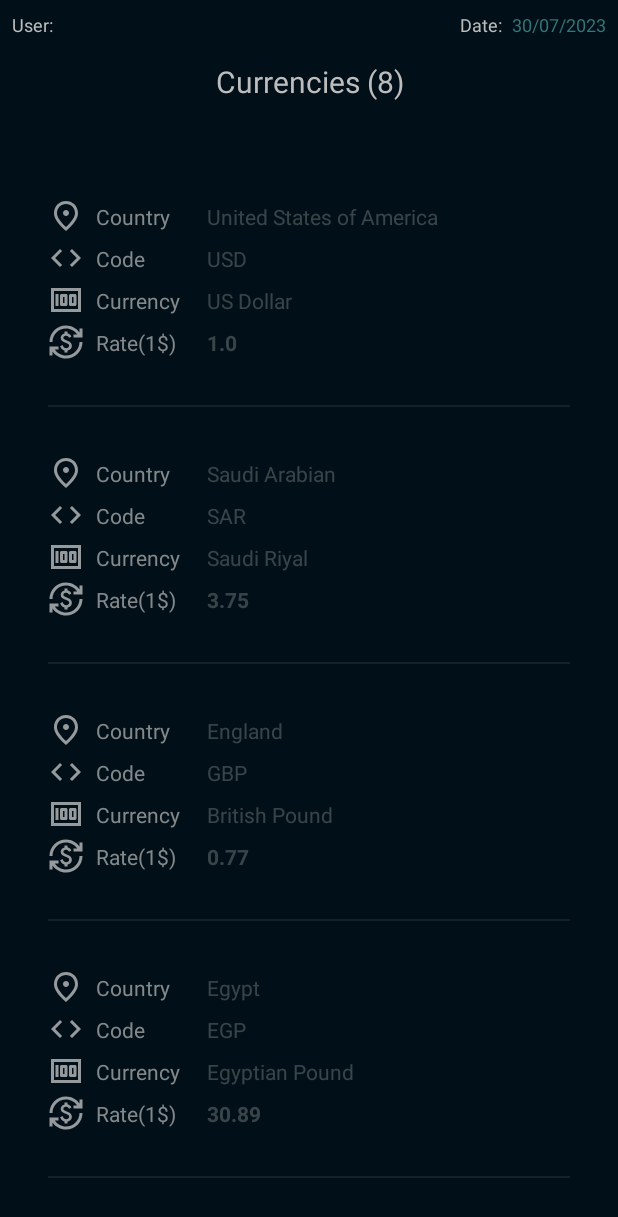
After one commit to AhmedZaki918/Bank-App, an Android app: the CurrenciesActivity screen opened directly, with no data from a screen before it, on a phone screen of 412 x 824 dp. The commit adds this screen. Shown: the top 1217 px of the screen. Run offline under Robolectric (Android 15) with nearby library versions, the phone set to English and light mode, and no system bars.

Commit message:
feat: Create all currencies screen

```diff
--- a/app/src/main/AndroidManifest.xml
+++ b/app/src/main/AndroidManifest.xml
@@ -12,6 +12,9 @@
         android:supportsRtl="true"
         android:theme="@style/Theme.App.Starting"
         tools:targetApi="31">
+        <activity
+            android:name=".ui.currency.CurrenciesActivity"
+            android:exported="false" />
         <activity
             android:name=".ui.home.CurrencyExchangeActivity"
             android:exported="false" />
--- /dev/null
+++ b/app/src/main/java/com/ahmed/bankapp/ui/adapter/CurrenciesAdapter.kt
@@ -0,0 +1,43 @@
+package com.ahmed.bankapp.ui.adapter
+
+import android.view.LayoutInflater
+import android.view.ViewGroup
+import androidx.recyclerview.widget.RecyclerView
+import com.ahmed.bankapp.data.Currency
+import com.ahmed.bankapp.databinding.ListItemCurrencyBinding
+
+class CurrenciesAdapter(
+    val data: List<Currency>,
+) :
+    RecyclerView.Adapter<CurrenciesAdapter.CurrenciesViewHolder>() {
+
+    override fun onCreateViewHolder(parent: ViewGroup, viewType: Int): CurrenciesViewHolder {
+        return CurrenciesViewHolder(
+            ListItemCurrencyBinding.inflate(
+                LayoutInflater.from(parent.context),
+                parent, false
+            )
+        )
+    }
+
+    override fun onBindViewHolder(holder: CurrenciesViewHolder, position: Int) {
+        holder.bind(data[position])
+    }
+
+    override fun getItemCount() = data.size
+
+    inner class CurrenciesViewHolder(
+        val binding: ListItemCurrencyBinding,
+    ) :
+        RecyclerView.ViewHolder(binding.root) {
+
+        fun bind(currentItem: Currency) {
+            binding.apply {
+                tvCountry.text = currentItem.countryName()
+                tvCode.text = currentItem.currencyCode()
+                tvCurrency.text = currentItem.currencyName()
+                tvExchangeRate.text = currentItem.rate.toString()
+            }
+        }
+    }
+}
--- /dev/null
+++ b/app/src/main/java/com/ahmed/bankapp/ui/currency/CurrenciesActivity.kt
@@ -0,0 +1,26 @@
+package com.ahmed.bankapp.ui.currency
+
+import android.os.Bundle
+import androidx.appcompat.app.AppCompatActivity
+import com.ahmed.bankapp.data.Currency
+import com.ahmed.bankapp.databinding.ActivityCurrenciesBinding
+import com.ahmed.bankapp.ui.adapter.CurrenciesAdapter
+import com.ahmed.bankapp.util.drawScreenHeader
+import com.ahmed.bankapp.util.installSplash
+
+class CurrenciesActivity : AppCompatActivity() {
+
+    private lateinit var binding: ActivityCurrenciesBinding
+
+    override fun onCreate(savedInstanceState: Bundle?) {
+        super.onCreate(savedInstanceState)
+        installSplash()
+        binding = ActivityCurrenciesBinding.inflate(layoutInflater)
+        setContentView(binding.root)
+
+        binding.apply {
+            header.drawScreenHeader("Currencies (${Currency.getCurrencies().size})")
+            rvCurrencies.adapter = CurrenciesAdapter(Currency.getCurrencies())
+        }
+    }
+}
--- a/app/src/main/java/com/ahmed/bankapp/ui/home/CurrencyExchangeActivity.kt
+++ b/app/src/main/java/com/ahmed/bankapp/ui/home/CurrencyExchangeActivity.kt
@@ -3,8 +3,11 @@ package com.ahmed.bankapp.ui.home
 import android.os.Bundle
 import androidx.appcompat.app.AppCompatActivity
 import com.ahmed.bankapp.databinding.ActivityCurrencyExchangeBinding
+import com.ahmed.bankapp.ui.currency.CurrenciesActivity
+import com.ahmed.bankapp.util.click
 import com.ahmed.bankapp.util.drawScreenHeader
 import com.ahmed.bankapp.util.installSplash
+import com.ahmed.bankapp.util.openActivity
 
 class CurrencyExchangeActivity : AppCompatActivity() {
 
@@ -16,6 +19,11 @@ class CurrencyExchangeActivity : AppCompatActivity() {
         binding = ActivityCurrencyExchangeBinding.inflate(layoutInflater)
         setContentView(binding.root)
 
-        binding.header.drawScreenHeader("Currency Exchange")
+        binding.apply {
+            header.drawScreenHeader("Currency Exchange")
+            cvShowCurrencies.click {
+                openActivity(CurrenciesActivity::class.java)
+            }
+        }
     }
 }
--- /dev/null
+++ b/app/src/main/res/drawable/outline_code.xml
@@ -0,0 +1,10 @@
+<vector xmlns:android="http://schemas.android.com/apk/res/android"
+    android:width="24dp"
+    android:height="24dp"
+    android:tint="@color/zeroWhite"
+    android:viewportWidth="24"
+    android:viewportHeight="24">
+    <path
+        android:fillColor="@android:color/white"
+        android:pathData="M9.4,16.6L4.8,12l4.6,-4.6L8,6l-6,6 6,6 1.4,-1.4zM14.6,16.6l4.6,-4.6 -4.6,-4.6L16,6l6,6 -6,6 -1.4,-1.4z" />
+</vector>
--- /dev/null
+++ b/app/src/main/res/drawable/outline_description.xml
@@ -0,0 +1,10 @@
+<vector xmlns:android="http://schemas.android.com/apk/res/android"
+    android:width="24dp"
+    android:height="24dp"
+    android:tint="@color/zeroWhite"
+    android:viewportWidth="24"
+    android:viewportHeight="24">
+    <path
+        android:fillColor="@android:color/white"
+        android:pathData="M8,16h8v2L8,18zM8,12h8v2L8,14zM14,2L6,2c-1.1,0 -2,0.9 -2,2v16c0,1.1 0.89,2 1.99,2L18,22c1.1,0 2,-0.9 2,-2L20,8l-6,-6zM18,20L6,20L6,4h7v5h5v11z" />
+</vector>
--- /dev/null
+++ b/app/src/main/res/drawable/outline_place.xml
@@ -0,0 +1,10 @@
+<vector xmlns:android="http://schemas.android.com/apk/res/android"
+    android:width="24dp"
+    android:height="24dp"
+    android:tint="@color/zeroWhite"
+    android:viewportWidth="24"
+    android:viewportHeight="24">
+    <path
+        android:fillColor="@android:color/white"
+        android:pathData="M12,12c-1.1,0 -2,-0.9 -2,-2s0.9,-2 2,-2 2,0.9 2,2 -0.9,2 -2,2zM18,10.2C18,6.57 15.35,4 12,4s-6,2.57 -6,6.2c0,2.34 1.95,5.44 6,9.14 4.05,-3.7 6,-6.8 6,-9.14zM12,2c4.2,0 8,3.22 8,8.2 0,3.32 -2.67,7.25 -8,11.8 -5.33,-4.55 -8,-8.48 -8,-11.8C4,5.22 7.8,2 12,2z" />
+</vector>
--- /dev/null
+++ b/app/src/main/res/layout/activity_currencies.xml
@@ -0,0 +1,30 @@
+<?xml version="1.0" encoding="utf-8"?>
+<androidx.constraintlayout.widget.ConstraintLayout xmlns:android="http://schemas.android.com/apk/res/android"
+    xmlns:app="http://schemas.android.com/apk/res-auto"
+    xmlns:tools="http://schemas.android.com/tools"
+    android:layout_width="match_parent"
+    android:layout_height="match_parent"
+    android:background="@color/colorPrimaryDark"
+    android:paddingBottom="16dp"
+    tools:context=".ui.currency.CurrenciesActivity">
+
+
+    <include
+        android:id="@+id/header"
+        layout="@layout/header" />
+
+
+    <androidx.recyclerview.widget.RecyclerView
+        android:id="@+id/rv_currencies"
+        android:layout_width="match_parent"
+        android:layout_height="match_parent"
+        android:layout_marginTop="100dp"
+        app:layoutManager="androidx.recyclerview.widget.LinearLayoutManager"
+        app:layout_constraintEnd_toEndOf="parent"
+        app:layout_constraintStart_toStartOf="parent"
+        app:layout_constraintTop_toTopOf="parent"
+        tools:itemCount="4"
+        tools:listitem="@layout/list_item_currency" />
+
+
+</androidx.constraintlayout.widget.ConstraintLayout>
--- a/app/src/main/res/layout/list_item_balances.xml
+++ b/app/src/main/res/layout/list_item_balances.xml
@@ -25,7 +25,7 @@
         android:layout_height="wrap_content"
         android:layout_marginStart="8dp"
         android:alpha="0.7"
-        android:text="Full name          :"
+        android:text="Full name"
         android:textColor="@color/offWhite"
         app:layout_constraintBottom_toBottomOf="@+id/imageView18"
         app:layout_constraintStart_toEndOf="@+id/imageView18"
@@ -36,10 +36,10 @@
         android:id="@+id/tv_fullname"
         android:layout_width="wrap_content"
         android:layout_height="wrap_content"
-        android:layout_marginStart="16dp"
+        android:layout_marginStart="24dp"
         android:textColor="@color/zeroWhite"
         app:layout_constraintBottom_toBottomOf="@+id/fullname_label"
-        app:layout_constraintStart_toEndOf="@+id/fullname_label"
+        app:layout_constraintStart_toEndOf="@+id/acc_number_label"
         app:layout_constraintTop_toTopOf="@+id/fullname_label"
         tools:text="Ahmed Zaki" />
 
@@ -49,7 +49,7 @@
         android:layout_width="wrap_content"
         android:layout_height="wrap_content"
         android:alpha="0.7"
-        android:text="Acc. number     :"
+        android:text="Acc. number"
         android:textColor="@color/offWhite"
         app:layout_constraintBottom_toBottomOf="@+id/imageView19"
         app:layout_constraintStart_toStartOf="@+id/fullname_label"
@@ -71,10 +71,9 @@
         android:id="@+id/tv_acc_number"
         android:layout_width="wrap_content"
         android:layout_height="wrap_content"
-        android:layout_marginStart="16dp"
         android:textColor="@color/zeroWhite"
         app:layout_constraintBottom_toBottomOf="@+id/acc_number_label"
-        app:layout_constraintStart_toEndOf="@+id/acc_number_label"
+        app:layout_constraintStart_toStartOf="@+id/tv_fullname"
         app:layout_constraintTop_toTopOf="@+id/acc_number_label"
         tools:text="105" />
 
@@ -83,7 +82,7 @@
         android:layout_width="wrap_content"
         android:layout_height="wrap_content"
         android:alpha="0.7"
-        android:text="Balance             :"
+        android:text="Balance"
         android:textColor="@color/offWhite"
         app:layout_constraintBottom_toBottomOf="@+id/imageView20"
         app:layout_constraintStart_toStartOf="@+id/acc_number_label"
@@ -105,10 +104,9 @@
         android:id="@+id/tv_balance"
         android:layout_width="wrap_content"
         android:layout_height="wrap_content"
-        android:layout_marginStart="16dp"
         android:textColor="@color/zeroWhite"
         app:layout_constraintBottom_toBottomOf="@+id/balance_label"
-        app:layout_constraintStart_toEndOf="@+id/balance_label"
+        app:layout_constraintStart_toStartOf="@+id/tv_acc_number"
         app:layout_constraintTop_toTopOf="@+id/balance_label"
         tools:text="5000" />
 
--- /dev/null
+++ b/app/src/main/res/layout/list_item_currency.xml
@@ -0,0 +1,169 @@
+<?xml version="1.0" encoding="utf-8"?>
+<androidx.constraintlayout.widget.ConstraintLayout xmlns:android="http://schemas.android.com/apk/res/android"
+    xmlns:app="http://schemas.android.com/apk/res-auto"
+    xmlns:tools="http://schemas.android.com/tools"
+    android:layout_width="match_parent"
+    android:layout_height="wrap_content"
+    android:background="@color/colorPrimaryDark">
+
+
+    <ImageView
+        android:id="@+id/iv_country"
+        android:layout_width="wrap_content"
+        android:layout_height="wrap_content"
+        android:layout_marginStart="32dp"
+        android:layout_marginTop="32dp"
+        android:alpha="0.8"
+        app:layout_constraintStart_toStartOf="parent"
+        app:layout_constraintTop_toTopOf="parent"
+        app:srcCompat="@drawable/outline_place"
+        app:tint="@color/offWhite" />
+
+    <TextView
+        android:id="@+id/tv_country_label"
+        android:layout_width="wrap_content"
+        android:layout_height="wrap_content"
+        android:layout_marginStart="8dp"
+        android:alpha="0.7"
+        android:text="Country"
+        android:textColor="@color/offWhite"
+        app:layout_constraintBottom_toBottomOf="@+id/iv_country"
+        app:layout_constraintStart_toEndOf="@+id/iv_country"
+        app:layout_constraintTop_toTopOf="@+id/iv_country" />
+
+
+    <TextView
+        android:id="@+id/tv_country"
+        android:layout_width="wrap_content"
+        android:layout_height="wrap_content"
+        android:layout_marginStart="24dp"
+        android:textColor="@color/zeroWhite"
+        app:layout_constraintBottom_toBottomOf="@+id/tv_country_label"
+        app:layout_constraintStart_toEndOf="@+id/tv_country_label"
+        app:layout_constraintTop_toTopOf="@+id/tv_country_label"
+        tools:text="Egypt" />
+
+
+    <ImageView
+        android:id="@+id/iv_code"
+        android:layout_width="wrap_content"
+        android:layout_height="wrap_content"
+        android:layout_marginStart="32dp"
+        android:layout_marginTop="4dp"
+        android:alpha="0.8"
+        app:layout_constraintStart_toStartOf="parent"
+        app:layout_constraintTop_toBottomOf="@id/iv_country"
+        app:srcCompat="@drawable/outline_code"
+        app:tint="@color/offWhite" />
+
+    <TextView
+        android:id="@+id/tv_code_label"
+        android:layout_width="wrap_content"
+        android:layout_height="wrap_content"
+        android:layout_marginStart="8dp"
+        android:alpha="0.7"
+        android:text="Code"
+        android:textColor="@color/offWhite"
+        app:layout_constraintBottom_toBottomOf="@+id/iv_code"
+        app:layout_constraintStart_toEndOf="@+id/iv_code"
+        app:layout_constraintTop_toTopOf="@+id/iv_code" />
+
+
+    <TextView
+        android:id="@+id/tv_code"
+        android:layout_width="wrap_content"
+        android:layout_height="wrap_content"
+        android:textColor="@color/zeroWhite"
+        app:layout_constraintBottom_toBottomOf="@+id/tv_code_label"
+        app:layout_constraintStart_toStartOf="@+id/tv_country"
+        app:layout_constraintTop_toTopOf="@+id/tv_code_label"
+        tools:text="EGP" />
+
+
+    <ImageView
+        android:id="@+id/iv_currency"
+        android:layout_width="wrap_content"
+        android:layout_height="wrap_content"
+        android:layout_marginStart="32dp"
+        android:layout_marginTop="4dp"
+        android:alpha="0.8"
+        app:layout_constraintStart_toStartOf="parent"
+        app:layout_constraintTop_toBottomOf="@id/iv_code"
+        app:srcCompat="@drawable/outline_money_custom"
+        app:tint="@color/offWhite" />
+
+    <TextView
+        android:id="@+id/tv_currency_label"
+        android:layout_width="wrap_content"
+        android:layout_height="wrap_content"
+        android:layout_marginStart="8dp"
+        android:alpha="0.7"
+        android:text="Currency"
+        android:textColor="@color/offWhite"
+        app:layout_constraintBottom_toBottomOf="@+id/iv_currency"
+        app:layout_constraintStart_toEndOf="@+id/iv_currency"
+        app:layout_constraintTop_toTopOf="@+id/iv_currency" />
+
+
+    <TextView
+        android:id="@+id/tv_currency"
+        android:layout_width="wrap_content"
+        android:layout_height="wrap_content"
+        android:textColor="@color/zeroWhite"
+        app:layout_constraintBottom_toBottomOf="@+id/tv_currency_label"
+        app:layout_constraintStart_toStartOf="@+id/tv_code"
+        app:layout_constraintTop_toTopOf="@+id/tv_currency_label"
+        tools:text="Egyptian Pound" />
+
+
+    <ImageView
+        android:id="@+id/iv_exchange_rate"
+        android:layout_width="wrap_content"
+        android:layout_height="wrap_content"
+        android:layout_marginStart="32dp"
+        android:layout_marginTop="4dp"
+        android:alpha="0.8"
+        app:layout_constraintStart_toStartOf="parent"
+        app:layout_constraintTop_toBottomOf="@id/iv_currency"
+        app:srcCompat="@drawable/outline_currency_exchange"
+        app:tint="@color/offWhite" />
+
+    <TextView
+        android:id="@+id/tv_exchange_rate_label"
+        android:layout_width="wrap_content"
+        android:layout_height="wrap_content"
+        android:layout_marginStart="8dp"
+        android:alpha="0.7"
+        android:text="Rate(1$)"
+        android:textColor="@color/offWhite"
+        app:layout_constraintBottom_toBottomOf="@+id/iv_exchange_rate"
+        app:layout_constraintStart_toEndOf="@+id/iv_exchange_rate"
+        app:layout_constraintTop_toTopOf="@+id/iv_exchange_rate" />
+
+
+    <TextView
+        android:id="@+id/tv_exchange_rate"
+        android:layout_width="wrap_content"
+        android:layout_height="wrap_content"
+        android:textColor="@color/zeroWhite"
+        android:textStyle="bold"
+        app:layout_constraintBottom_toBottomOf="@+id/tv_exchange_rate_label"
+        app:layout_constraintStart_toStartOf="@+id/tv_currency"
+        app:layout_constraintTop_toTopOf="@+id/tv_exchange_rate_label"
+        tools:text="30.89" />
+
+
+    <View
+        android:id="@+id/view"
+        android:layout_width="match_parent"
+        android:layout_height="1dp"
+        android:layout_marginStart="32dp"
+        android:layout_marginTop="32dp"
+        android:layout_marginEnd="32dp"
+        android:alpha="0.1"
+        android:background="@color/offWhite"
+        app:layout_constraintEnd_toEndOf="parent"
+        app:layout_constraintStart_toStartOf="@+id/iv_exchange_rate"
+        app:layout_constraintTop_toBottomOf="@+id/tv_exchange_rate" />
+
+</androidx.constraintlayout.widget.ConstraintLayout>
--- a/app/src/main/res/layout/list_item_transfer_log.xml
+++ b/app/src/main/res/layout/list_item_transfer_log.xml
@@ -25,7 +25,7 @@
         android:layout_height="wrap_content"
         android:layout_marginStart="8dp"
         android:alpha="0.7"
-        android:text="Date / Time             :"
+        android:text="Date / Time"
         android:textColor="@color/offWhite"
         app:layout_constraintBottom_toBottomOf="@+id/imageView18"
         app:layout_constraintStart_toEndOf="@+id/imageView18"
@@ -36,10 +36,10 @@
         android:id="@+id/tv_date_time"
         android:layout_width="wrap_content"
         android:layout_height="wrap_content"
-        android:layout_marginStart="16dp"
+        android:layout_marginStart="24dp"
         android:textColor="@color/zeroWhite"
         app:layout_constraintBottom_toBottomOf="@+id/date_time_label"
-        app:layout_constraintStart_toEndOf="@+id/date_time_label"
+        app:layout_constraintStart_toEndOf="@+id/destination_acc_label"
         app:layout_constraintTop_toTopOf="@+id/date_time_label"
         tools:text="27/072023 - 16:22:27" />
 
@@ -49,7 +49,7 @@
         android:layout_width="wrap_content"
         android:layout_height="wrap_content"
         android:alpha="0.7"
-        android:text="Source acc              :"
+        android:text="Source acc"
         android:textColor="@color/offWhite"
         app:layout_constraintBottom_toBottomOf="@+id/imageView19"
         app:layout_constraintStart_toStartOf="@+id/date_time_label"
@@ -71,10 +71,9 @@
         android:id="@+id/tv_source_acc"
         android:layout_width="wrap_content"
         android:layout_height="wrap_content"
-        android:layout_marginStart="16dp"
         android:textColor="@color/zeroWhite"
         app:layout_constraintBottom_toBottomOf="@+id/source_acc_label"
-        app:layout_constraintStart_toEndOf="@+id/source_acc_label"
+        app:layout_constraintStart_toStartOf="@+id/tv_date_time"
         app:layout_constraintTop_toTopOf="@+id/source_acc_label"
         tools:text="105" />
 
@@ -95,7 +94,7 @@
         android:layout_width="wrap_content"
         android:layout_height="wrap_content"
         android:alpha="0.7"
-        android:text="Destination acc      :"
+        android:text="Destination acc"
         android:textColor="@color/offWhite"
         app:layout_constraintBottom_toBottomOf="@+id/imageView20"
         app:layout_constraintStart_toStartOf="@+id/date_time_label"
@@ -106,10 +105,9 @@
         android:id="@+id/tv_destination_acc"
         android:layout_width="wrap_content"
         android:layout_height="wrap_content"
-        android:layout_marginStart="16dp"
         android:textColor="@color/zeroWhite"
         app:layout_constraintBottom_toBottomOf="@+id/destination_acc_label"
-        app:layout_constraintStart_toEndOf="@+id/destination_acc_label"
+        app:layout_constraintStart_toStartOf="@+id/tv_source_acc"
         app:layout_constraintTop_toTopOf="@+id/destination_acc_label"
         tools:text="106" />
 
@@ -129,7 +127,7 @@
         android:layout_width="wrap_content"
         android:layout_height="wrap_content"
         android:alpha="0.7"
-        android:text="Amount                    :"
+        android:text="Amount"
         android:textColor="@color/offWhite"
         app:layout_constraintBottom_toBottomOf="@+id/imageView21"
         app:layout_constraintStart_toStartOf="@+id/destination_acc_label"
@@ -140,10 +138,9 @@
         android:id="@+id/tv_amount"
         android:layout_width="wrap_content"
         android:layout_height="wrap_content"
-        android:layout_marginStart="16dp"
         android:textColor="@color/zeroWhite"
         app:layout_constraintBottom_toBottomOf="@+id/amount_label"
-        app:layout_constraintStart_toEndOf="@+id/amount_label"
+        app:layout_constraintStart_toStartOf="@+id/tv_destination_acc"
         app:layout_constraintTop_toTopOf="@+id/amount_label"
         tools:text="1000" />
 
@@ -164,7 +161,7 @@
         android:layout_width="wrap_content"
         android:layout_height="wrap_content"
         android:alpha="0.7"
-        android:text="Source balance      :"
+        android:text="Source balance"
         android:textColor="@color/offWhite"
         app:layout_constraintBottom_toBottomOf="@+id/imageView22"
         app:layout_constraintStart_toStartOf="@+id/amount_label"
@@ -175,10 +172,9 @@
         android:id="@+id/tv_source__balance"
         android:layout_width="wrap_content"
         android:layout_height="wrap_content"
-        android:layout_marginStart="16dp"
         android:textColor="@color/zeroWhite"
         app:layout_constraintBottom_toBottomOf="@+id/source__balance_label"
-        app:layout_constraintStart_toEndOf="@+id/source__balance_label"
+        app:layout_constraintStart_toStartOf="@+id/tv_amount"
         app:layout_constraintTop_toTopOf="@+id/source__balance_label"
         tools:text="4000" />
 
@@ -197,7 +193,7 @@
         android:layout_width="wrap_content"
         android:layout_height="wrap_content"
         android:alpha="0.7"
-        android:text="Dest balance           :"
+        android:text="Dest balance"
         android:textColor="@color/offWhite"
         app:layout_constraintBottom_toBottomOf="@+id/imageView23"
         app:layout_constraintStart_toStartOf="@+id/source__balance_label"
@@ -208,10 +204,9 @@
         android:id="@+id/tv_destination__balance"
         android:layout_width="wrap_content"
         android:layout_height="wrap_content"
-        android:layout_marginStart="16dp"
         android:textColor="@color/zeroWhite"
         app:layout_constraintBottom_toBottomOf="@+id/destination__balance_label"
-        app:layout_constraintStart_toEndOf="@+id/destination__balance_label"
+        app:layout_constraintStart_toStartOf="@+id/tv_source__balance"
         app:layout_constraintTop_toTopOf="@+id/destination__balance_label"
         tools:text="3000" />
 
@@ -232,7 +227,7 @@
         android:layout_width="wrap_content"
         android:layout_height="wrap_content"
         android:alpha="0.7"
-        android:text="User                          :"
+        android:text="User"
         android:textColor="@color/offWhite"
         app:layout_constraintBottom_toBottomOf="@+id/imageView24"
         app:layout_constraintStart_toStartOf="@+id/destination__balance_label"
@@ -243,10 +238,9 @@
         android:id="@+id/tv_user"
         android:layout_width="wrap_content"
         android:layout_height="wrap_content"
-        android:layout_marginStart="16dp"
         android:textColor="@color/zeroWhite"
         app:layout_constraintBottom_toBottomOf="@+id/user_label"
-        app:layout_constraintStart_toEndOf="@+id/user_label"
+        app:layout_constraintStart_toStartOf="@+id/tv_destination__balance"
         app:layout_constraintTop_toTopOf="@+id/user_label"
         tools:text="Admin" />
 
```
